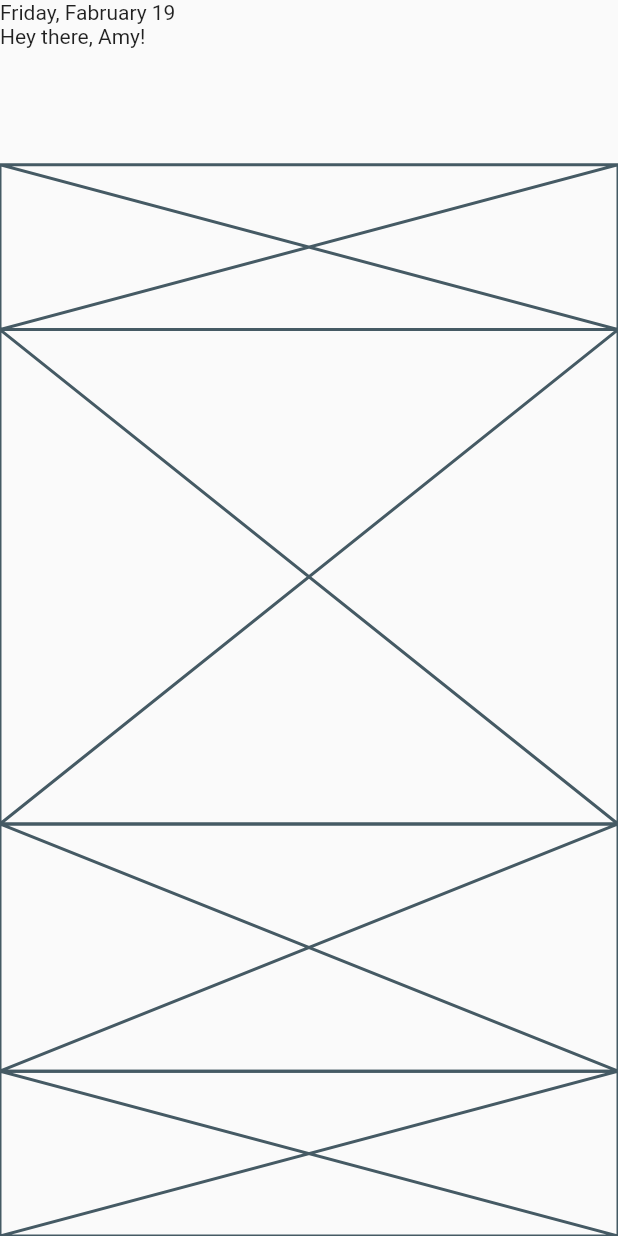
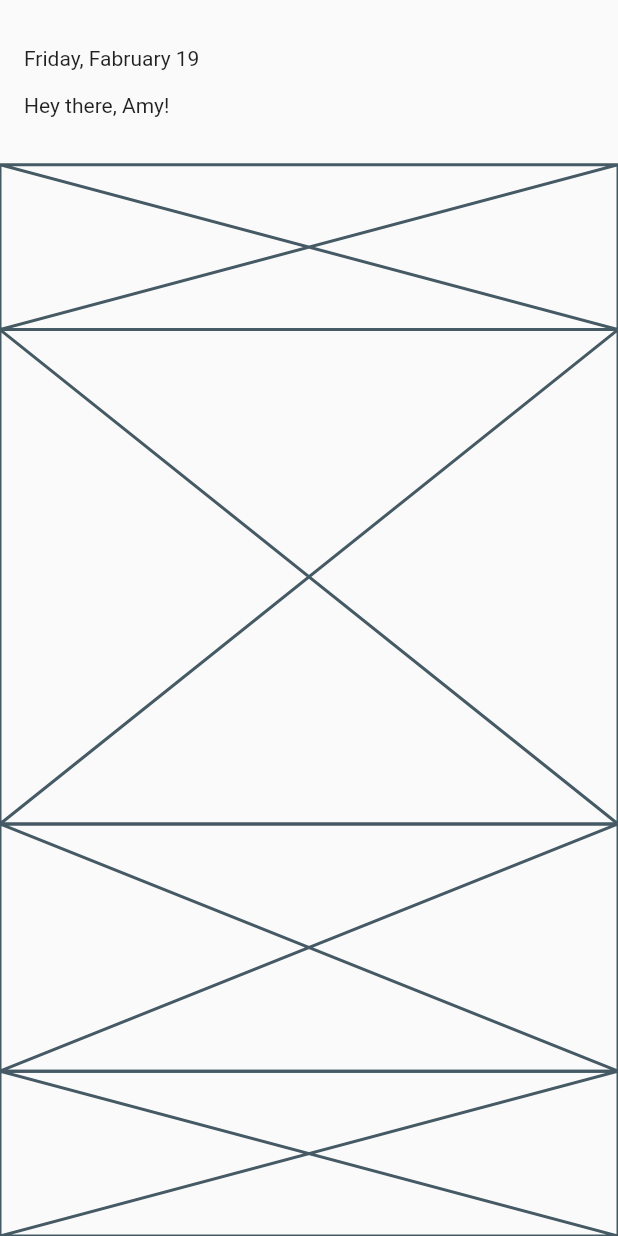
Before and after one commit to JAICHANGPARK/flutter_notebook_11th_story, a Flutter app: the screen it shows after launch, on a phone screen of 412 x 824 dp. Run offline on Flutter 3.47's test engine with Material 2 defaults, Android fonts, the phone set to English and light mode, and no system bars; our stand-ins replace backdrop, badges, flutter_inner_drawer, flutter_slidable, flutter_swiper, google_fonts.

Commit message:
Update experience_home_page.dart

```diff
--- a/lib/ep718_experience_app/experience_home_page.dart
+++ b/lib/ep718_experience_app/experience_home_page.dart
@@ -12,16 +12,19 @@ class _ExperienceHomePageState extends State<ExperienceHomePage> {
       body: SafeArea(
         child: Column(
           crossAxisAlignment: CrossAxisAlignment.start,
-          mainAxisAlignment: MainAxisAlignment.spaceAround,
           children: [
             Expanded(
                 flex: 2,
+                child: Padding(
+                  padding: const EdgeInsets.all(16.0),
                   child: Column(
                     crossAxisAlignment: CrossAxisAlignment.start,
+                    mainAxisAlignment: MainAxisAlignment.spaceEvenly,
                     children: [
                       Text("Friday, Fabruary 19"),
                       Text("Hey there, Amy!"),
                     ],
+                  ),
                 )),
             Expanded(flex: 2, child: Placeholder()),
             Expanded(flex: 6, child: Placeholder()),
```
Lines whose indentation alone changed are shown as unchanged.
